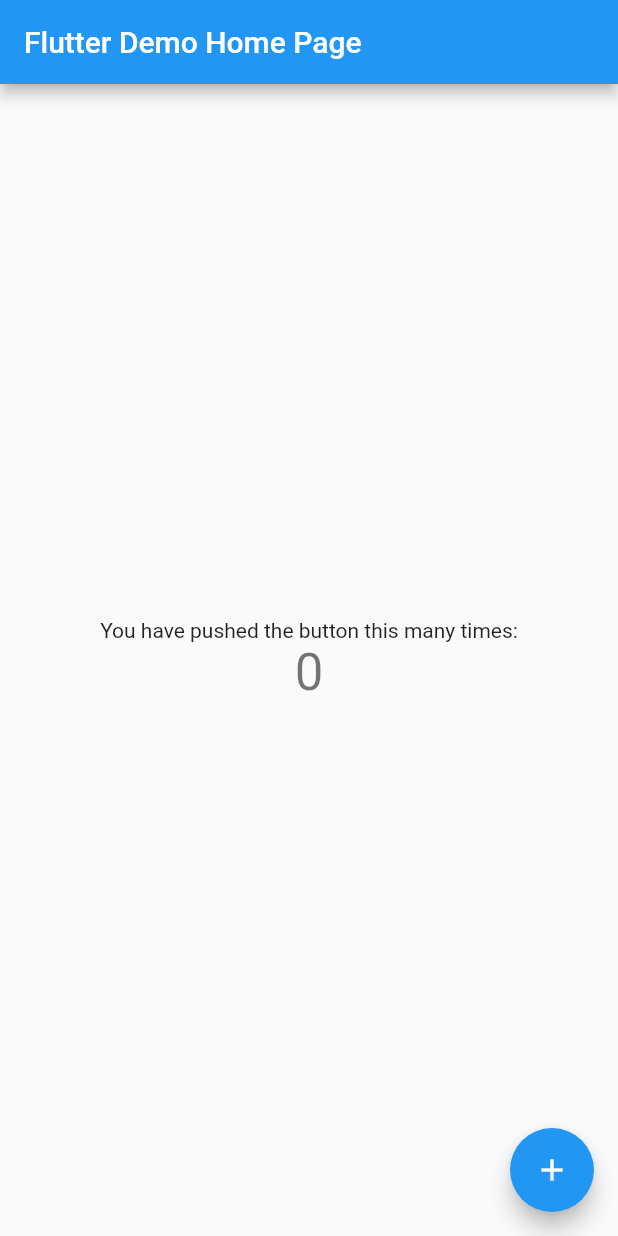
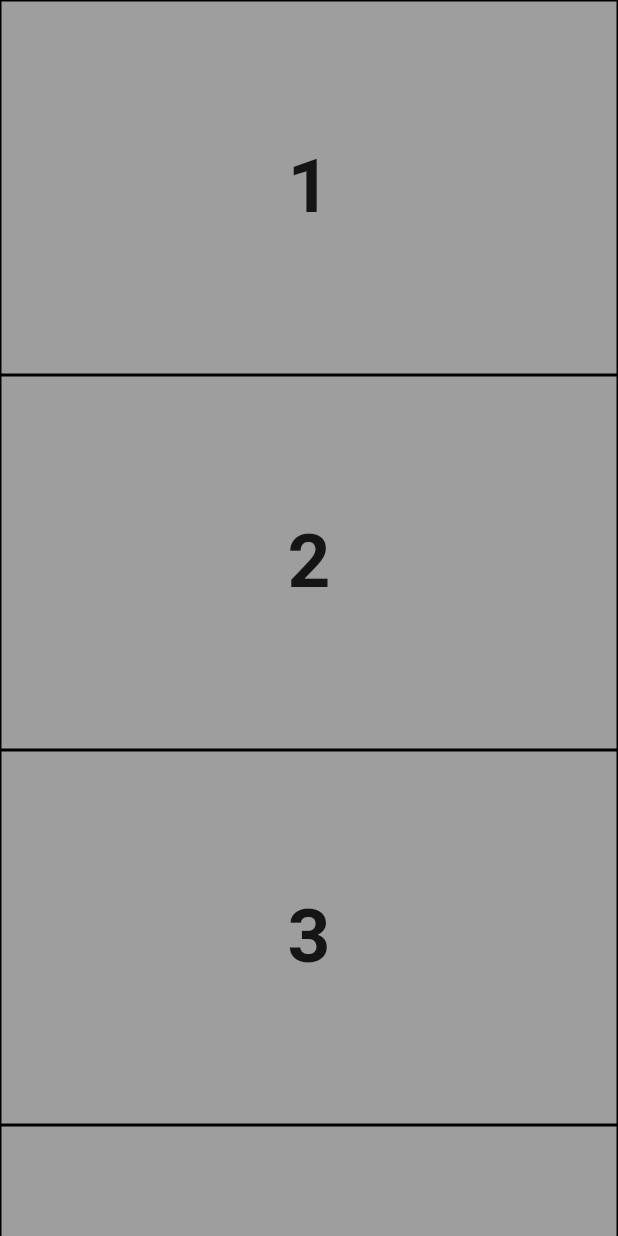
Before and after one commit to agungpens/flutter-3.16-3.19, a Flutter app: the screen it shows after launch, on a phone screen of 412 x 824 dp. Run offline on Flutter 3.47's test engine with Material 2 defaults, Android fonts, the phone set to English and light mode, and no system bars.

Commit message:
menggunakan Mapping( )

```diff
--- a/lib/main.dart
+++ b/lib/main.dart
@@ -1,115 +1,47 @@
 import 'package:flutter/material.dart';
 
 void main() {
-  runApp(const MyApp());
+  runApp(const MyWidget());
 }
 
-class MyApp extends StatelessWidget {
-  const MyApp({super.key});
+class MyWidget extends StatelessWidget {
+  const MyWidget({super.key});
 
-  // This widget is the root of your application.
   @override
   Widget build(BuildContext context) {
     return MaterialApp(
+      debugShowCheckedModeBanner: false,
       title: 'Flutter Demo',
-      theme: ThemeData(
-        // This is the theme of your application.
-        //
-        // Try running your application with "flutter run". You'll see the
-        // application has a blue toolbar. Then, without quitting the app, try
-        // changing the primarySwatch below to Colors.green and then invoke
-        // "hot reload" (press "r" in the console where you ran "flutter run",
-        // or simply save your changes to "hot reload" in a Flutter IDE).
-        // Notice that the counter didn't reset back to zero; the application
-        // is not restarted.
-        primarySwatch: Colors.blue,
-      ),
-      home: const MyHomePage(title: 'Flutter Demo Home Page'),
+      theme: ThemeData(),
+      home: ScrollingScreen(),
     );
   }
 }
 
-class MyHomePage extends StatefulWidget {
-  const MyHomePage({super.key, required this.title});
-
-  // This widget is the home page of your application. It is stateful, meaning
-  // that it has a State object (defined below) that contains fields that affect
-  // how it looks.
-
-  // This class is the configuration for the state. It holds the values (in this
-  // case the title) provided by the parent (in this case the App widget) and
-  // used by the build method of the State. Fields in a Widget subclass are
-  // always marked "final".
-
-  final String title;
-
-  @override
-  State<MyHomePage> createState() => _MyHomePageState();
-}
-
-class _MyHomePageState extends State<MyHomePage> {
-  int _counter = 0;
-
-  void _incrementCounter() {
-    setState(() {
-      // This call to setState tells the Flutter framework that something has
-      // changed in this State, which causes it to rerun the build method below
-      // so that the display can reflect the updated values. If we changed
-      // _counter without calling setState(), then the build method would not be
-      // called again, and so nothing would appear to happen.
-      _counter++;
-    });
-  }
+class ScrollingScreen extends StatelessWidget {
+  final List<int> numberList = <int>[1, 2, 3, 4, 5, 6, 7, 8, 9, 10];
 
   @override
   Widget build(BuildContext context) {
-    // This method is rerun every time setState is called, for instance as done
-    // by the _incrementCounter method above.
-    //
-    // The Flutter framework has been optimized to make rerunning build methods
-    // fast, so that you can just rebuild anything that needs updating rather
-    // than having to individually change instances of widgets.
     return Scaffold(
-      appBar: AppBar(
-        // Here we take the value from the MyHomePage object that was created by
-        // the App.build method, and use it to set our appbar title.
-        title: Text(widget.title),
+      body: ListView(
+        children: numberList.map((int number) {
+          return Container(
+            height: 250,
+            decoration: BoxDecoration(
+                color: Colors.grey, border: Border.all(color: Colors.black)),
+            child: Center(
+              child: Text(
+                '$number',
+                style: TextStyle(
+                  fontWeight: FontWeight.bold,
+                  fontSize: 50,
+                ),
+              ),
+            ),
+          );
+        }).toList(),
       ),
-      body: Center(
-        // Center is a layout widget. It takes a single child and positions it
-        // in the middle of the parent.
-        child: Column(
-          // Column is also a layout widget. It takes a list of children and
-          // arranges them vertically. By default, it sizes itself to fit its
-          // children horizontally, and tries to be as tall as its parent.
-          //
-          // Invoke "debug painting" (press "p" in the console, choose the
-          // "Toggle Debug Paint" action from the Flutter Inspector in Android
-          // Studio, or the "Toggle Debug Paint" command in Visual Studio Code)
-          // to see the wireframe for each widget.
-          //
-          // Column has various properties to control how it sizes itself and
-          // how it positions its children. Here we use mainAxisAlignment to
-          // center the children vertically; the main axis here is the vertical
-          // axis because Columns are vertical (the cross axis would be
-          // horizontal).
-          mainAxisAlignment: MainAxisAlignment.center,
-          children: <Widget>[
-            const Text(
-              'You have pushed the button this many times:',
-            ),
-            Text(
-              '$_counter',
-              style: Theme.of(context).textTheme.headlineMedium,
-            ),
-          ],
-        ),
-      ),
-      floatingActionButton: FloatingActionButton(
-        onPressed: _incrementCounter,
-        tooltip: 'Increment',
-        child: const Icon(Icons.add),
-      ), // This trailing comma makes auto-formatting nicer for build methods.
     );
   }
 }
```
Also changed, not shown: 1 other file.
